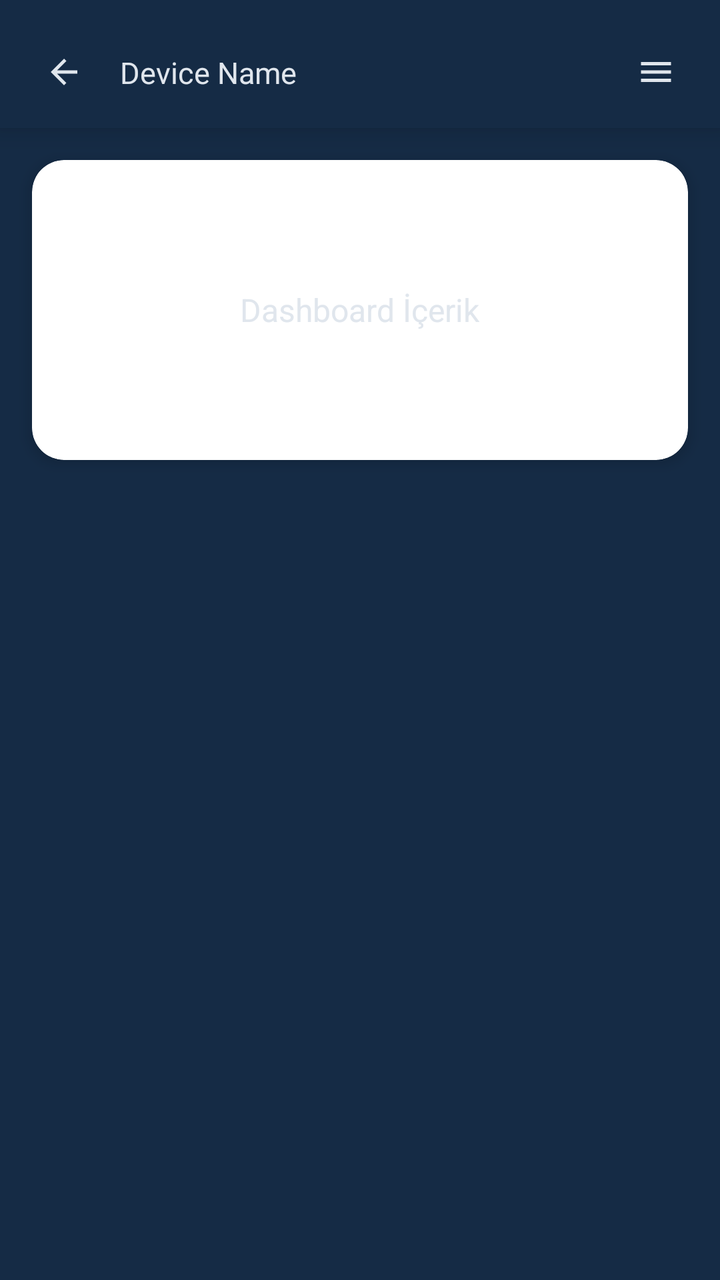
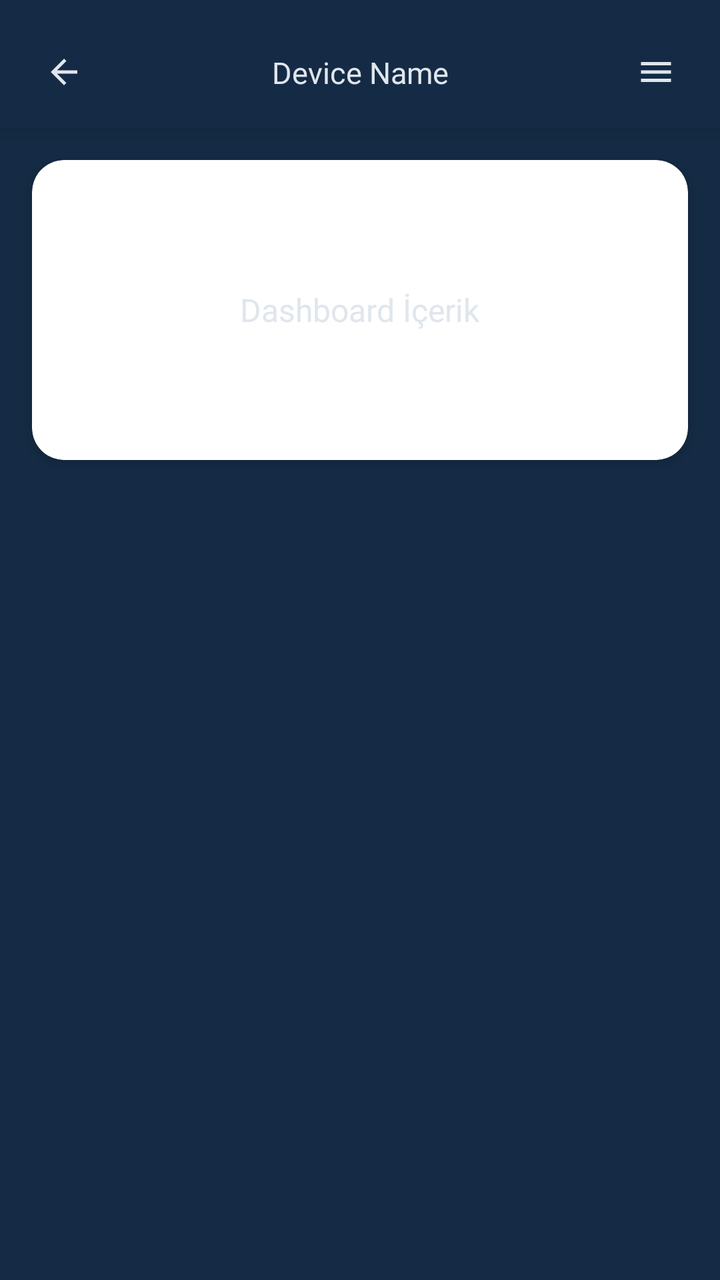

The first picture is an Android layout as it rendered before a commit; the second is the same layout after the commit. The layout source and the unified diff follow.
<!-- AndroidManifest.xml: application theme AppTheme -->
<!-- res/layout/fragment_device_dashboard.xml -->
<?xml version="1.0" encoding="utf-8"?>
<androidx.constraintlayout.widget.ConstraintLayout
    xmlns:android="http://schemas.android.com/apk/res/android"
    xmlns:app="http://schemas.android.com/apk/res-auto"
    android:layout_width="match_parent"
    android:layout_height="match_parent"
    android:background="@color/background_color">

    
    <androidx.constraintlayout.widget.ConstraintLayout
        android:id="@+id/headerContainer"
        android:layout_width="match_parent"
        android:layout_height="wrap_content"
        android:paddingHorizontal="16dp"
        android:paddingTop="20dp"
        android:paddingBottom="12dp"
        android:background="@color/background_color"
        android:elevation="8dp"
        app:layout_constraintTop_toTopOf="parent">

        
        <ImageView
            android:id="@+id/btnBack"
            android:layout_width="32dp"
            android:layout_height="32dp"
            android:src="@drawable/ic_back"
            android:padding="6dp"
            app:tint="@color/md_theme_dark_onSurface"
            app:layout_constraintStart_toStartOf="parent"
            app:layout_constraintTop_toTopOf="parent"
            app:layout_constraintBottom_toBottomOf="parent" />

        
        <TextView
            android:id="@+id/tvDeviceName"
            android:layout_width="0dp"
            android:layout_height="wrap_content"
            android:text="Device Name"
            android:textSize="15sp"
            android:textColor="@color/md_theme_dark_onSurface"
            app:layout_constraintStart_toEndOf="@id/btnBack"
            app:layout_constraintTop_toTopOf="parent"
            app:layout_constraintBottom_toBottomOf="parent"
            app:layout_constraintEnd_toStartOf="@id/btnMenu"
            android:paddingStart="12dp" />

        
        <ImageView
            android:id="@+id/btnMenu"
            android:layout_width="32dp"
            android:layout_height="32dp"
            android:src="@drawable/ic_menu"
            android:padding="6dp"
            app:tint="@color/md_theme_dark_onSurface"
            app:layout_constraintEnd_toEndOf="parent"
            app:layout_constraintTop_toTopOf="parent"
            app:layout_constraintBottom_toBottomOf="parent" />
    </androidx.constraintlayout.widget.ConstraintLayout>

    
    <androidx.cardview.widget.CardView
        android:id="@+id/cardMain"
        android:layout_width="0dp"
        android:layout_height="150dp"
        android:layout_margin="16dp"
        app:cardCornerRadius="16dp"
        app:cardElevation="4dp"
        app:layout_constraintTop_toBottomOf="@id/headerContainer"
        app:layout_constraintStart_toStartOf="parent"
        app:layout_constraintEnd_toEndOf="parent">

        
        <TextView
            android:id="@+id/tvDummy"
            android:layout_width="wrap_content"
            android:layout_height="wrap_content"
            android:text="Dashboard İçerik"
            android:layout_gravity="center"
            android:textColor="@color/md_theme_dark_onSurface"
            android:textSize="16sp" />

    </androidx.cardview.widget.CardView>

</androidx.constraintlayout.widget.ConstraintLayout>
<!-- resources referenced by this layout -->
<resources>
  <color name="background_color">#152B45</color>
  <color name="md_theme_dark_onSurface">#E0E6ED</color>
  <!-- drawable ic_back (drawable) -->
  <?xml version="1.0" encoding="utf-8"?>
  <vector xmlns:android="http://schemas.android.com/apk/res/android"
      android:width="24dp"
      android:height="24dp"
      android:viewportWidth="24"
      android:viewportHeight="24">
  
      <path
          android:fillColor="@android:color/white"
          android:pathData="M20,11H7.83L13.42,5.41L12,4l-8,8 8,8 1.41,-1.41L7.83,13H20v-2z" />
  </vector>
  <!-- drawable ic_menu (drawable) -->
  <?xml version="1.0" encoding="utf-8"?>
  <vector xmlns:android="http://schemas.android.com/apk/res/android"
      android:width="24dp"
      android:height="24dp"
      android:viewportWidth="24"
      android:viewportHeight="24">
  
      <path
          android:fillColor="@color/md_theme_dark_onSurface"
          android:pathData="M3,6h18v2H3z M3,11h18v2H3z M3,16h18v2H3z" />
  </vector>
  <style name="AppTheme" parent="Theme.Material3.DayNight.NoActionBar">
  
          
          <item name="colorPrimary">@color/md_theme_light_primary</item>
          <item name="colorOnPrimary">@color/md_theme_light_onPrimary</item>
          <item name="colorSecondary">@color/md_theme_light_secondary</item>
          <item name="colorOnSecondary">@color/md_theme_light_onSecondary</item>
  
          
          <item name="android:colorBackground">@color/md_theme_light_background</item>
          <item name="colorSurface">@color/md_theme_light_surface</item>
          <item name="colorOnSurface">@color/md_theme_light_onSurface</item>
  
          
          <item name="colorSurfaceVariant">@color/md_theme_light_surfaceVariant</item>
          <item name="colorOnSurfaceVariant">@color/md_theme_light_onSurfaceVariant</item>
          <item name="colorOutline">@color/md_theme_light_outline</item>
          <item name="colorOutlineVariant">@color/md_theme_light_outlineVariant</item>
          <item name="colorError">@color/md_theme_light_error</item>
          <item name="colorOnError">@color/md_theme_light_onError</item>
  
          
          <item name="android:statusBarColor">@android:color/transparent</item>
          <item name="android:navigationBarColor">@android:color/black</item>
  
          
          <item name="android:windowLightStatusBar">true</item>
          <item name="android:windowLightNavigationBar">true</item>
  
          
          <item name="windowActionBar">false</item>
          <item name="android:windowNoTitle">true</item>
      </style>
  <color name="md_theme_light_primary">#2196F3</color>
  <color name="md_theme_light_onPrimary">#FFFFFF</color>
  <color name="md_theme_light_secondary">#4A6363</color>
  <color name="md_theme_light_onSecondary">#FFFFFF</color>
  <color name="md_theme_light_background">#152B45</color>
  <color name="md_theme_light_surface">#152B45</color>
  <color name="md_theme_light_onSurface">#E0E6ED</color>
  <color name="md_theme_light_surfaceVariant">#233042</color>
  <color name="md_theme_light_onSurfaceVariant">#5C6B75</color>
  <color name="md_theme_light_outline">#455A64</color>
  <color name="md_theme_light_outlineVariant">#37474F</color>
  <color name="md_theme_light_error">#D32F2F</color>
  <color name="md_theme_light_onError">#FFFFFF</color>
</resources>

<!-- the commit's change to res/layout/fragment_device_dashboard.xml (unified diff, before → after) -->
@@ -7,55 +7,59 @@
     android:background="@color/background_color">
 
     
-    <androidx.constraintlayout.widget.ConstraintLayout
-        android:id="@+id/headerContainer"
-        android:layout_width="match_parent"
+<androidx.constraintlayout.widget.ConstraintLayout
+    android:id="@+id/headerContainer"
+    android:layout_width="match_parent"
+    android:layout_height="wrap_content"
+    android:paddingHorizontal="16dp"
+    android:paddingTop="20dp"
+    android:paddingBottom="12dp"
+    android:background="@color/background_color"
+    android:elevation="8dp"
+    app:layout_constraintTop_toTopOf="parent">
+
+    
+    <ImageView
+        android:id="@+id/btnBack"
+        android:layout_width="32dp"
+        android:layout_height="32dp"
+        android:src="@drawable/ic_back"
+        android:padding="6dp"
+        app:tint="@color/md_theme_dark_onSurface"
+        app:layout_constraintStart_toStartOf="parent"
+        app:layout_constraintTop_toTopOf="parent"
+        app:layout_constraintBottom_toBottomOf="parent" />
+
+    
+    <TextView
+        android:id="@+id/tvDeviceName"
+        android:layout_width="0dp"
         android:layout_height="wrap_content"
-        android:paddingHorizontal="16dp"
-        android:paddingTop="20dp"
-        android:paddingBottom="12dp"
-        android:background="@color/background_color"
-        android:elevation="8dp"
-        app:layout_constraintTop_toTopOf="parent">
+        android:text="Device Name"
+        android:textSize="15sp"
+        android:textColor="@color/md_theme_dark_onSurface"
+        android:paddingStart="12dp"
+        android:paddingEnd="12dp"
+        android:gravity="center"
+        android:textAlignment="center"
+        app:layout_constrainedWidth="true"
+        app:layout_constraintStart_toStartOf="parent"
+        app:layout_constraintEnd_toEndOf="parent"
+        app:layout_constraintTop_toTopOf="parent"
+        app:layout_constraintBottom_toBottomOf="parent" />
 
-        
-        <ImageView
-            android:id="@+id/btnBack"
-            android:layout_width="32dp"
-            android:layout_height="32dp"
-            android:src="@drawable/ic_back"
-            android:padding="6dp"
-            app:tint="@color/md_theme_dark_onSurface"
-            app:layout_constraintStart_toStartOf="parent"
-            app:layout_constraintTop_toTopOf="parent"
-            app:layout_constraintBottom_toBottomOf="parent" />
-
-        
-        <TextView
-            android:id="@+id/tvDeviceName"
-            android:layout_width="0dp"
-            android:layout_height="wrap_content"
-            android:text="Device Name"
-            android:textSize="15sp"
-            android:textColor="@color/md_theme_dark_onSurface"
-            app:layout_constraintStart_toEndOf="@id/btnBack"
-            app:layout_constraintTop_toTopOf="parent"
-            app:layout_constraintBottom_toBottomOf="parent"
-            app:layout_constraintEnd_toStartOf="@id/btnMenu"
-            android:paddingStart="12dp" />
-
-        
-        <ImageView
-            android:id="@+id/btnMenu"
-            android:layout_width="32dp"
-            android:layout_height="32dp"
-            android:src="@drawable/ic_menu"
-            android:padding="6dp"
-            app:tint="@color/md_theme_dark_onSurface"
-            app:layout_constraintEnd_toEndOf="parent"
-            app:layout_constraintTop_toTopOf="parent"
-            app:layout_constraintBottom_toBottomOf="parent" />
-    </androidx.constraintlayout.widget.ConstraintLayout>
+    
+    <ImageView
+        android:id="@+id/btnMenu"
+        android:layout_width="32dp"
+        android:layout_height="32dp"
+        android:src="@drawable/ic_menu"
+        android:padding="6dp"
+        app:tint="@color/md_theme_dark_onSurface"
+        app:layout_constraintEnd_toEndOf="parent"
+        app:layout_constraintTop_toTopOf="parent"
+        app:layout_constraintBottom_toBottomOf="parent" />
+</androidx.constraintlayout.widget.ConstraintLayout>
 
     
     <androidx.cardview.widget.CardView
